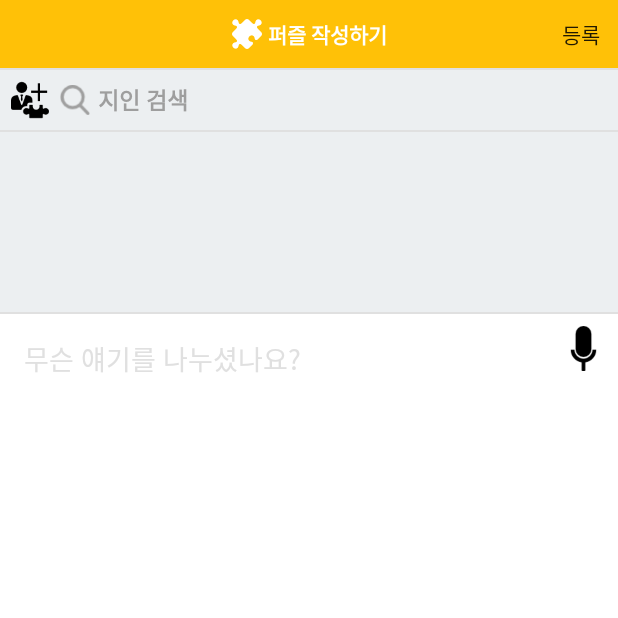
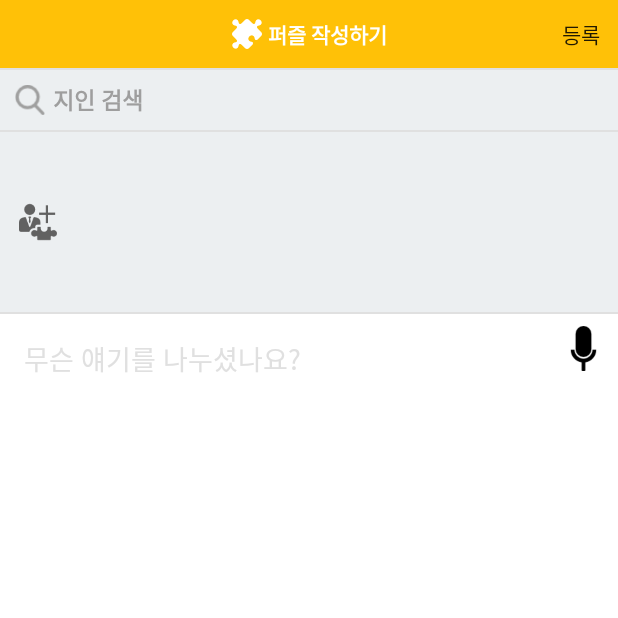
Before and after one commit to HanSeungBeom/PuzzlePiece, an Android app: the AddPuzzleDirectActivity screen opened directly, with no data from a screen before it, on a phone screen of 412 x 824 dp, the top half of it. Run offline under Robolectric (Android 15) with nearby library versions, the phone set to English and light mode, and no system bars; libraries missing offline, so code that uses them is left out: io.realm; 5 statements that could not run were skipped.

Commit message:
지인 삭제시 사진도 같이 삭제 되게 / addPuzzleDirect 뷰 수정

```diff
--- a/app/src/main/java/bumbums/puzzlepiece/ui/TabFriendsFragment.java
+++ b/app/src/main/java/bumbums/puzzlepiece/ui/TabFriendsFragment.java
@@ -23,6 +23,7 @@ import android.widget.LinearLayout;
 import com.getbase.floatingactionbutton.FloatingActionsMenu;
 
 import bumbums.puzzlepiece.R;
+import bumbums.puzzlepiece.task.FirebaseTasks;
 import bumbums.puzzlepiece.task.RealmTasks;
 import bumbums.puzzlepiece.ui.adapter.FriendRecyclerViewAdapter;
 import bumbums.puzzlepiece.util.Utils;
@@ -142,9 +143,11 @@ MainActivity.onKeyBackPressedListener
     }
 
     public void deleteFriend(final long id){
+        FirebaseTasks.deletePhoto(getContext(),id);
         realm.executeTransaction(new Realm.Transaction() {
             @Override
             public void execute(Realm realm) {
+
                 RealmResults<Friend> rows = realm.where(Friend.class).equalTo(Friend.FRIEND_ID,id).findAll();
                 rows.deleteAllFromRealm();
 
--- a/app/src/main/res/layout/activity_add_puzzle_direct.xml
+++ b/app/src/main/res/layout/activity_add_puzzle_direct.xml
@@ -57,19 +57,14 @@
         <LinearLayout
             android:layout_width="match_parent"
             android:layout_marginRight="10dp"
+            android:layout_marginLeft="10dp"
             android:background="@color/blueGrey50"
             android:layout_height="40dp"
             android:gravity="center_vertical"
 
             android:focusable="true"
             android:focusableInTouchMode="true">
-            <ImageView
-                android:id="@+id/iv_new_friend"
-                android:padding="7dp"
-                android:src="@drawable/ic_new_friend"
-                android:layout_width="40dp"
-                android:layout_height="40dp"
-                />
+
             <ImageView
                 android:src="@drawable/search"
                 android:layout_width="20dp"
@@ -108,8 +103,16 @@
                 android:layout_height="120dp"
                 android:padding="5dp"
                 android:background="@color/blueGrey50"
-                android:orientation="vertical">
-
+                android:orientation="horizontal">
+                <ImageView
+                    android:id="@+id/iv_new_friend"
+                    android:padding="7dp"
+                    android:tint="@color/Grey700"
+                    android:src="@drawable/ic_new_friend"
+                    android:layout_width="40dp"
+                    android:layout_height="40dp"
+                    android:layout_gravity="center"
+                    />
                 <android.support.v7.widget.RecyclerView
                     android:id="@+id/rv_search_friend"
                     android:layout_width="match_parent"
```
Also changed, not shown: app/src/main/java/bumbums/puzzlepiece/task/FirebaseTasks.java (+7 -3 lines).
